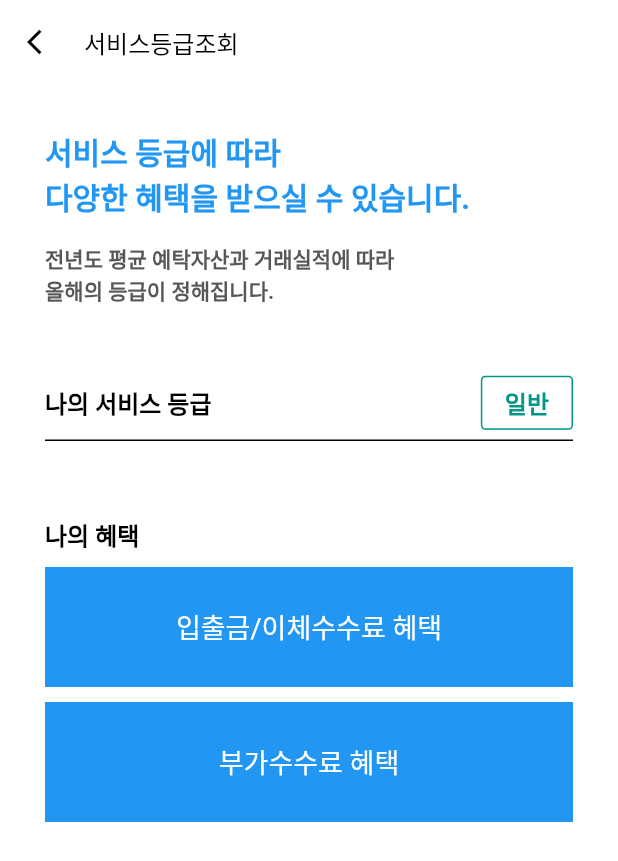
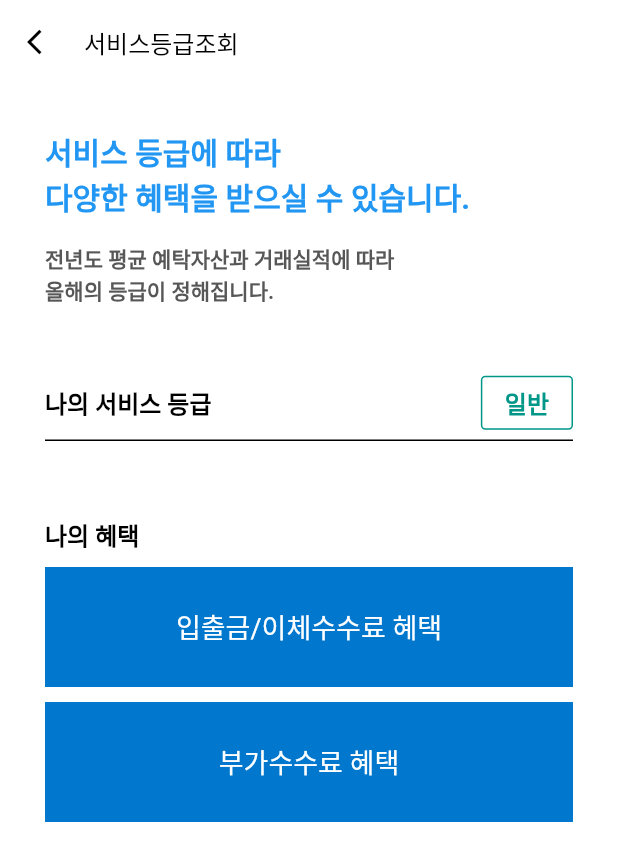
Before and after one commit to nadsi96/flutter_cloneCoding, a Flutter app: the CheckServiceRank screen opened directly, on a phone screen of 412 x 824 dp. Shown: the top 861 px of the screen. Run offline on Flutter 3.47's test engine with Material 2 defaults, Android fonts, the phone set to English and light mode, and no system bars; our stand-ins replace get, webview_flutter; missing offline and left inert: aligned_dialog, linked_scroll_controller.

Commit message:
색 수정 어두운 파랑

```diff
--- a/lib/colors.dart
+++ b/lib/colors.dart
@@ -11,6 +11,7 @@ const BLACK = Colors.black;
 const GRAY = Color.fromARGB(255, 167, 167, 167);
 const WHITE = Colors.white;
 const DEEPBLUE = Color.fromARGB(255, 0, 0, 255);
+const DARKBLUE = Color.fromARGB(255, 1, 120, 206);
 const BLUE = Colors.blue;
 const LIGHTBLUE = Color.fromARGB(255, 233, 239, 251);
 const RED = Colors.red;
--- a/lib/my_page/check_service_rank.dart
+++ b/lib/my_page/check_service_rank.dart
@@ -103,7 +103,7 @@ class CheckServiceRank extends StatelessWidget {
                             color: BLACK,
                             fontWeight: FontWeight.bold)),
                     Container(
-                      color: BLUE,
+                      color: DARKBLUE,
                       height: 80,
                       alignment: Alignment.center,
                       margin: const EdgeInsets.only(top: 10),
@@ -111,7 +111,7 @@ class CheckServiceRank extends StatelessWidget {
                           style: TextStyle(fontSize: midFont, color: WHITE)),
                     ),
                     Container(
-                      color: BLUE,
+                      color: DARKBLUE,
                       height: 80,
                       alignment: Alignment.center,
                       margin: const EdgeInsets.only(top: 10),
--- a/lib/my_page/my_page.dart
+++ b/lib/my_page/my_page.dart
@@ -1018,7 +1018,7 @@ class MyPage extends StatelessWidget {
                   padding:
                       const EdgeInsets.symmetric(vertical: 5, horizontal: 10),
                   child: Image.asset(imgPath, fit: BoxFit.fitHeight),
-                ),
+                ), // 그래프
                 Column(
                   crossAxisAlignment: CrossAxisAlignment.start,
                   mainAxisAlignment: MainAxisAlignment.spaceEvenly,
@@ -1031,7 +1031,7 @@ class MyPage extends StatelessWidget {
                       stock.getType(),
                       style: const TextStyle(
                         fontSize: 12,
-                        color: LIGHTGRAY,
+                        color: GRAY,
                       ),
                     ),
                   ],
@@ -1158,7 +1158,7 @@ class MyPage extends StatelessWidget {
               InkWell(
                 onTap: () {},
                 child: Container(
-                  color: const Color.fromARGB(255, 1, 120, 206),
+                  color: DARKBLUE,
                   alignment: Alignment.center,
                   child: Row(
                     mainAxisAlignment: MainAxisAlignment.center,
```
